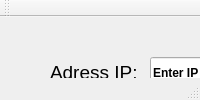
Johny9700/Internet_quiz, file client/client_app/quizwindow.ui: the form before one commit.
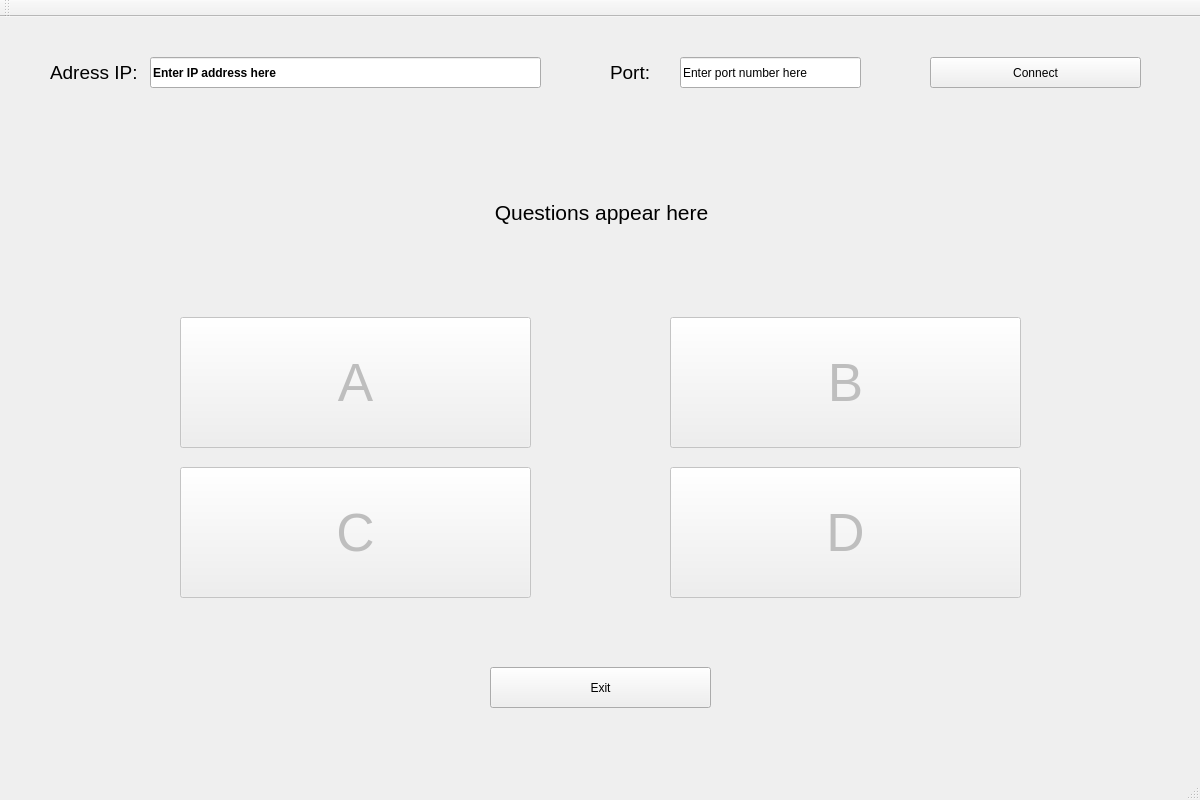
The form after the commit.

Patch:
```diff
--- a/client/client_app/quizwindow.ui
+++ b/client/client_app/quizwindow.ui
@@ -5,6 +5,12 @@
   <property name="enabled">
    <bool>true</bool>
   </property>
+  <property name="minimumSize">
+   <size>
+    <width>1200</width>
+    <height>800</height>
+   </size>
+  </property>
   <property name="font">
    <font>
     <weight>50</weight>
```
Left out of the diff: 19 changed lines with no effect on the pictures.
